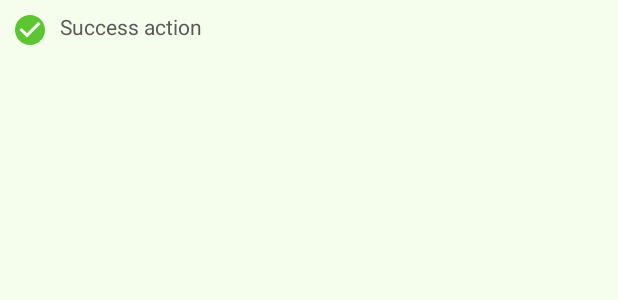
After one commit to indiratemk/hackathon-app, an Android app: the layout layout_success_toast.xml on its own in the app's theme, with its tools: preview values and no code run, on a phone screen of 412 x 824 dp. The commit adds this screen. Shown: the top 300 px of the screen. Run offline under Robolectric (Android 15) with nearby library versions, the phone set to English and light mode, and no system bars; network calls fail.

Commit message:
create success toast

```diff
--- a/app/src/main/java/com/example/hackathon/util/Constants.kt
+++ b/app/src/main/java/com/example/hackathon/util/Constants.kt
@@ -10,6 +10,7 @@ class Constants {
         const val AUTH_REQUEST_CODE = 1012
         const val QR_SCANNER_REQUEST_CODE = 1013
         const val HACKATHON_DETAIL_REQUEST_CODE = 1014
+        const val HACKATHON_REGISTRATION_REQUEST_CODE = 1015
         //endregion
 
         //region EXTRAS
--- a/app/src/main/java/com/example/hackathon/util/ui/UIUtil.kt
+++ b/app/src/main/java/com/example/hackathon/util/ui/UIUtil.kt
@@ -27,6 +27,19 @@ class UIUtil {
             }
         }
 
+        fun showSuccessMessage(activity: Activity, message: String?) {
+            val inflater = activity.layoutInflater
+            val layout: View = inflater.inflate(R.layout.layout_success_toast, null, false)
+            val text: TextView = layout.findViewById(R.id.text)
+            text.text = message
+            with (Toast(activity)) {
+                setGravity(Gravity.BOTTOM, 0, dpToPx(16))
+                duration = Toast.LENGTH_SHORT
+                view = layout
+                show()
+            }
+        }
+
         fun dpToPx(dp: Int): Int {
             val density = Resources.getSystem().getDisplayMetrics().density
             return Math.round(dp * density)
--- /dev/null
+++ b/app/src/main/res/drawable/ic_check_circle.xml
@@ -0,0 +1,5 @@
+<vector android:height="24dp" android:tint="#5CC531"
+    android:viewportHeight="24.0" android:viewportWidth="24.0"
+    android:width="24dp" xmlns:android="http://schemas.android.com/apk/res/android">
+    <path android:fillColor="#FF000000" android:pathData="M12,2C6.48,2 2,6.48 2,12s4.48,10 10,10 10,-4.48 10,-10S17.52,2 12,2zM10,17l-5,-5 1.41,-1.41L10,14.17l7.59,-7.59L19,8l-9,9z"/>
+</vector>
--- /dev/null
+++ b/app/src/main/res/layout/layout_success_toast.xml
@@ -0,0 +1,25 @@
+<?xml version="1.0" encoding="utf-8"?>
+<LinearLayout xmlns:android="http://schemas.android.com/apk/res/android"
+    xmlns:tools="http://schemas.android.com/tools"
+    android:id="@+id/llErrorToast"
+    android:orientation="horizontal"
+    android:layout_width="match_parent"
+    android:layout_height="match_parent"
+    android:padding="8dp"
+    android:background="@color/colorLightGreen">
+
+    <ImageView
+        android:id="@+id/ivIcon"
+        android:src="@drawable/ic_check_circle"
+        android:layout_width="wrap_content"
+        android:layout_height="wrap_content"
+        android:layout_marginEnd="8dp"
+        android:contentDescription="@null" />
+
+    <TextView
+        android:id="@+id/text"
+        style="@style/SecondaryTextView14"
+        android:layout_width="wrap_content"
+        android:layout_height="wrap_content"
+        tools:text="Success action" />
+</LinearLayout>
```
